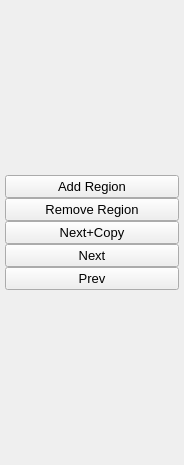
Old version of the form FishGUI/navigatorwidget.ui in the repository cvisionai/Tator-Native.
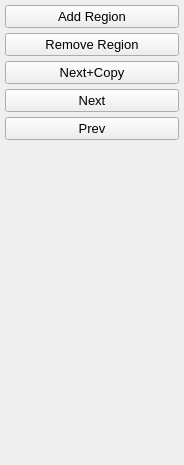
New version of the form.

```diff
--- a/FishGUI/navigatorwidget.ui
+++ b/FishGUI/navigatorwidget.ui
@@ -38,7 +38,7 @@
    <item>
     <layout class="QVBoxLayout" name="verticalLayout">
      <property name="spacing">
-      <number>0</number>
+      <number>5</number>
      </property>
      <item>
       <widget class="QPushButton" name="add_region_button">
@@ -100,6 +100,19 @@
        </property>
       </widget>
      </item>
+     <item>
+      <spacer name="verticalSpacer">
+       <property name="orientation">
+        <enum>Qt::Vertical</enum>
+       </property>
+       <property name="sizeHint" stdset="0">
+        <size>
+         <width>20</width>
+         <height>40</height>
+        </size>
+       </property>
+      </spacer>
+     </item>
     </layout>
    </item>
   </layout>
```
